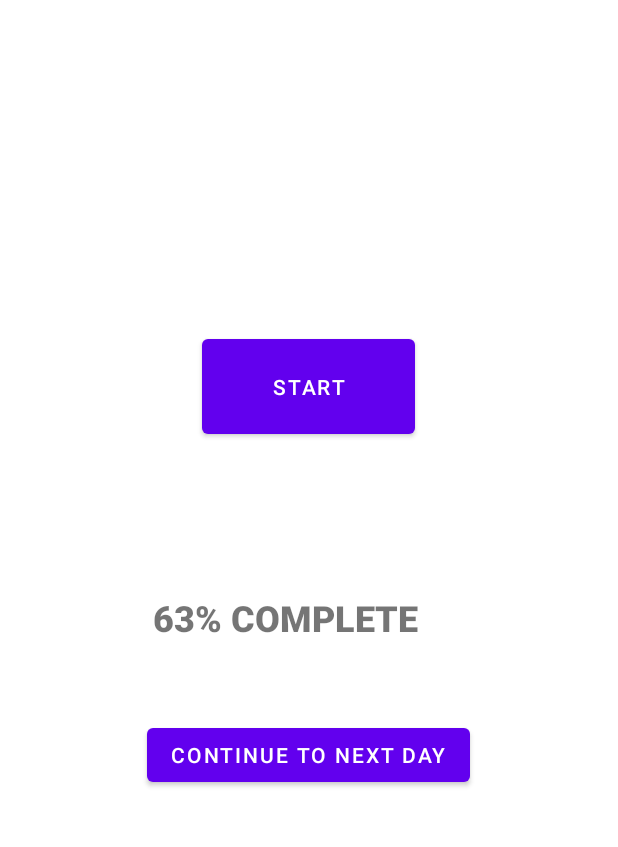
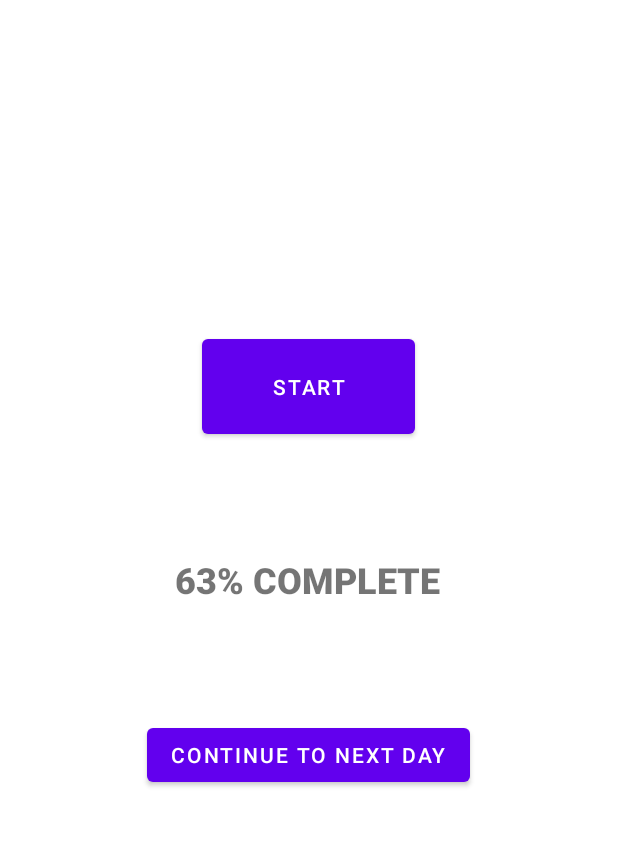
Before and after one commit to ppandya12/IndividualProject2021, an Android app: the fragment HomeFragment shown on its own in the app's theme, on a phone screen of 412 x 824 dp, the part 277-1124 px from its top. Run offline under Robolectric (Android 15) with nearby library versions, the phone set to English and light mode, and no system bars.

Commit message:
constraints

```diff
--- a/MyApplication/app/src/main/res/layout/fragment_home.xml
+++ b/MyApplication/app/src/main/res/layout/fragment_home.xml
@@ -72,17 +72,15 @@
 
     <TextView
         android:id="@+id/textView"
-        android:layout_width="189dp"
-        android:layout_height="40dp"
-        android:layout_marginStart="102dp"
-        android:layout_marginTop="524dp"
+        android:layout_width="179dp"
+        android:layout_height="35dp"
         android:fontFamily="sans-serif-black"
         android:text="@string/completion"
         android:textSize="24sp"
+        app:layout_constraintBottom_toTopOf="@+id/button"
         app:layout_constraintEnd_toEndOf="parent"
-        app:layout_constraintHorizontal_bias="0.0"
         app:layout_constraintStart_toStartOf="parent"
-        app:layout_constraintTop_toTopOf="parent" />
+        app:layout_constraintTop_toBottomOf="@+id/button2" />
 
     <TextView
         android:id="@+id/textView2"
```
